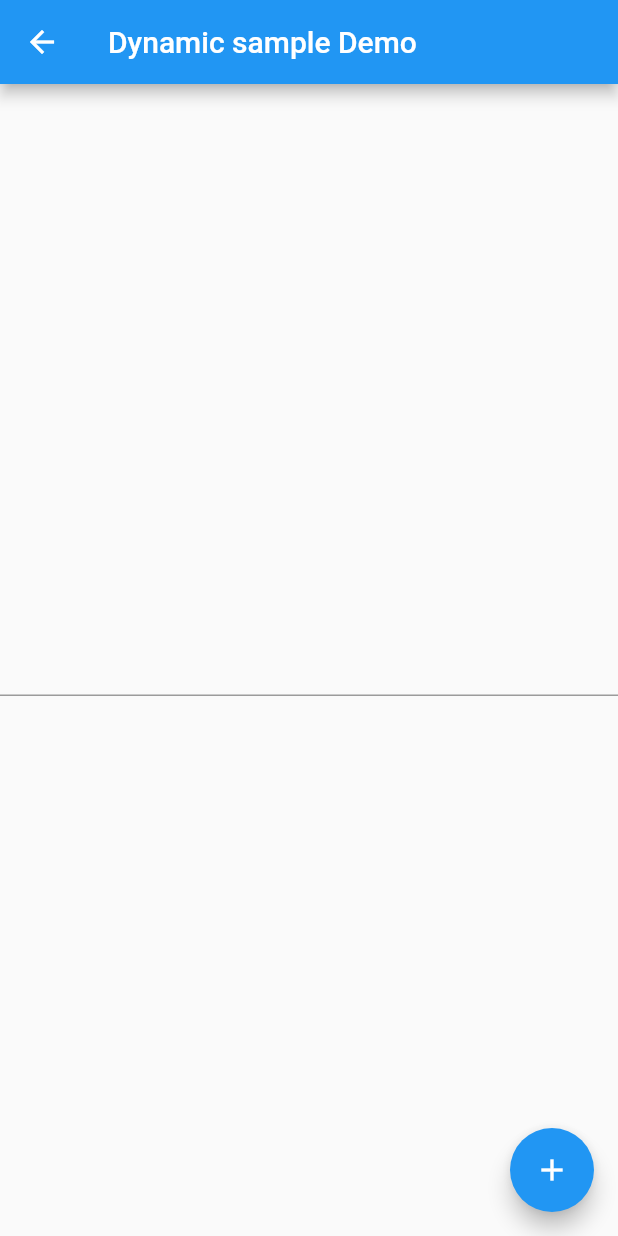
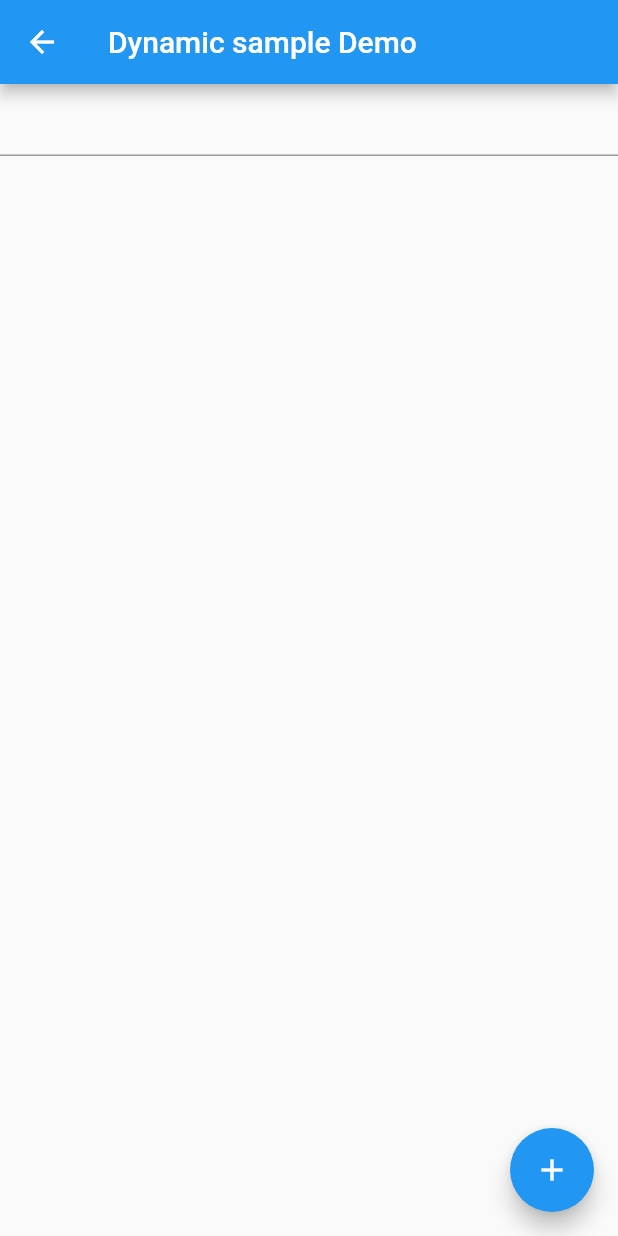
Before and after one commit to maheshj01/searchfield, a Flutter app: the DynamicSample screen opened directly, on a phone screen of 412 x 824 dp. Run offline on Flutter 3.47's test engine with Material 2 defaults, Android fonts, the phone set to English and light mode, and no system bars.

```diff
--- a/example/lib/country_search.dart
+++ b/example/lib/country_search.dart
@@ -65,7 +65,6 @@ class _CountrySearchState extends State<CountrySearch> {
                               SearchFieldListItem(country.name, item: country))
                           .toList(),
                       suggestionState: Suggestion.hidden,
-                      hasOverlay: true,
                       controller: _searchController,
                       hint: 'Search by country name',
                       maxSuggestionsInViewPort: 4,
--- a/example/lib/demo.dart
+++ b/example/lib/demo.dart
@@ -98,7 +98,6 @@ class _DemoAppState extends State<DemoApp> {
                 suggestionState: Suggestion.expand,
                 textInputAction: TextInputAction.next,
                 hint: 'SearchField Example 2',
-                hasOverlay: false,
                 searchStyle: TextStyle(
                   fontSize: 18,
                   color: Colors.black.withOpacity(0.8),
@@ -178,7 +177,6 @@ class _DemoAppState extends State<DemoApp> {
               itemHeight: 50.0,
               // offset: Offset(100, 0),
               scrollbarAlwaysVisible: true,
-              hasOverlay: true,
               suggestions: [
                 for (int i = 0; i < 10; i++)
                   {
@@ -221,7 +219,6 @@ class _DemoAppState extends State<DemoApp> {
                 labelText: 'SearchField',
                 border: OutlineInputBorder(),
               ),
-              // hasOverlay: false,
               hint: 'SearchField example 4',
               maxSuggestionsInViewPort: 6,
               suggestionDirection: SuggestionDirection.up,
--- a/example/lib/dynamic_suggestions.dart.dart
+++ b/example/lib/dynamic_suggestions.dart.dart
@@ -1,3 +1,4 @@
+import 'package:example/country_model.dart';
 import 'package:flutter/material.dart';
 import 'package:searchfield/searchfield.dart';
 
@@ -9,13 +10,24 @@ class DynamicSample extends StatefulWidget {
 }
 
 class _DynamicSampleState extends State<DynamicSample> {
-  List<String> suggestions = [
-    'suggestion 1',
-    'suggestion 2',
+  List<String> suggestions =
+      // random suggestions
+      [
+    'United States',
+    'Germany',
+    'Washington',
+    'Paris',
+    'Jakarta',
+    'Australia',
+    'India',
+    'Czech Republic',
+    'Lorem Ipsum',
   ];
   int suggestionsCount = 2;
+  final focus = FocusNode();
   @override
   Widget build(BuildContext context) {
+    final countries = data.map((e) => Country.fromMap(e)).toList();
     return Scaffold(
         appBar: AppBar(
           title: Text('Dynamic sample Demo'),
@@ -29,17 +41,16 @@ class _DynamicSampleState extends State<DynamicSample> {
           },
           child: Icon(Icons.add),
         ),
-      body: Column(
-        mainAxisAlignment: MainAxisAlignment.center,
-        children: [
-          SearchField(
-            suggestions:
-                suggestions.map((e) => SearchFieldListItem(e)).toList(),
-            // hasOverlay: false,
-            maxSuggestionsInViewPort: 6,
-          )
-        ],
-      ),
-    );
+        body: SearchField(
+          key: const Key('searchfield'),
+          suggestions: countries
+              .map((e) => SearchFieldListItem<Country>(e.name))
+              .toList(),
+          focusNode: focus,
+          suggestionState: Suggestion.expand,
+          onSuggestionTap: (SearchFieldListItem<Country> x) {
+            focus.unfocus();
+          },
+        ));
   }
 }
--- a/lib/src/searchfield.dart
+++ b/lib/src/searchfield.dart
@@ -229,13 +229,6 @@ class SearchField<T> extends StatefulWidget {
   /// defaults to `true`
   final bool scrollbarAlwaysVisible;
 
-  /// if false the suggestions will be shown below
-  /// the searchfield along the Y-axis.
-  /// if true the suggestions will be shown floating like the
-  /// along the Z-axis
-  /// defaults to `true`
-  final bool hasOverlay;
-
   /// suggestion List offset from the searchfield
   /// The top left corner of the searchfield is the origin (0,0)
   final Offset? offset;
@@ -259,10 +252,6 @@ class SearchField<T> extends StatefulWidget {
   final List<TextInputFormatter>? inputFormatters;
 
   /// suggestion direction defaults to [SuggestionDirection.up]
-  /// if [hasOverlay] is `false` then the direction is ignored
-  /// and the suggestions are shown below the searchfield
-  /// when suggestionDirection and offset is specified then
-  /// suggestionDirection is ignored.
   final SuggestionDirection suggestionDirection;
 
   SearchField(
@@ -272,7 +261,6 @@ class SearchField<T> extends StatefulWidget {
       this.controller,
       this.emptyWidget = const SizedBox.shrink(),
       this.focusNode,
-      this.hasOverlay = true,
       this.hint,
       this.initialValue,
       this.inputFormatters,
@@ -340,7 +328,6 @@ class _SearchFieldState<T> extends State<SearchField<T>> {
           isSuggestionExpanded = _focus!.hasFocus;
         });
       }
-      if (widget.hasOverlay) {
       if (isSuggestionExpanded) {
         if (widget.initialValue == null) {
           if (widget.suggestionState == Suggestion.expand) {
@@ -353,25 +340,6 @@ class _SearchFieldState<T> extends State<SearchField<T>> {
       } else {
         if (_overlayEntry != null && _overlayEntry!.mounted) {
           _overlayEntry?.remove();
-          }
-        }
-      } else {
-        if (isSuggestionExpanded) {
-          if (widget.initialValue == null) {
-            if (widget.suggestionState == Suggestion.expand) {
-              Future.delayed(Duration(milliseconds: 100), () {
-                suggestionStream.sink.add(widget.suggestions);
-              });
-            } else {
-              Future.delayed(Duration(milliseconds: 100), () {
-                suggestionStream.sink.add(null);
-              });
-            }
-          }
-        } else {
-          Future.delayed(Duration(milliseconds: 100), () {
-            suggestionStream.sink.add(null);
-          });
         }
       }
     });
@@ -401,20 +369,6 @@ class _SearchFieldState<T> extends State<SearchField<T>> {
   void didUpdateWidget(covariant SearchField<T> oldWidget) {
     if (oldWidget.controller != widget.controller) {
       searchController = widget.controller ?? TextEditingController();
-    }
-    if (oldWidget.hasOverlay != widget.hasOverlay) {
-      if (widget.hasOverlay) {
-        _overlayEntry = _createOverlay();
-        _focus!.removeListener(initialize);
-        initialize();
-      } else {
-        if (_overlayEntry!.mounted) {
-          _overlayEntry?.remove();
-        }
-      }
-      if (mounted) {
-        setState(() {});
-      }
     }
     if (oldWidget.suggestions != widget.suggestions) {
       suggestionStream.sink.add(widget.suggestions);
@@ -521,13 +475,10 @@ class _SearchFieldState<T> extends State<SearchField<T>> {
                         color: onSurfaceColor.withOpacity(0.1),
                         blurRadius: 8.0,
                         spreadRadius: 2.0,
-                      offset: widget.hasOverlay
-                          ? Offset(
+                        offset: Offset(
                           2.0,
                           5.0,
-                            )
-                          : Offset(1.0, 0.5),
-                    ),
+                        )),
                   ],
                 ),
             child: RawScrollbar(
@@ -624,10 +575,7 @@ class _SearchFieldState<T> extends State<SearchField<T>> {
     } else {
       _totalHeight = widget.suggestions.length * widget.itemHeight;
     }
-    return Column(
-      crossAxisAlignment: CrossAxisAlignment.start,
-      children: [
-        CompositedTransformTarget(
+    return CompositedTransformTarget(
       link: _layerLink,
       child: TextFormField(
         key: key,
@@ -680,13 +628,6 @@ class _SearchFieldState<T> extends State<SearchField<T>> {
           suggestionStream.sink.add(searchResult);
         },
       ),
-        ),
-        if (!widget.hasOverlay)
-          SizedBox(
-            height: widget.offset != null ? widget.offset!.dy : 0,
-          ),
-        if (!widget.hasOverlay) _suggestionsBuilder()
-      ],
     );
   }
 }
```
Also changed, not shown: 3 other files. Lines whose indentation alone changed are shown as unchanged.
